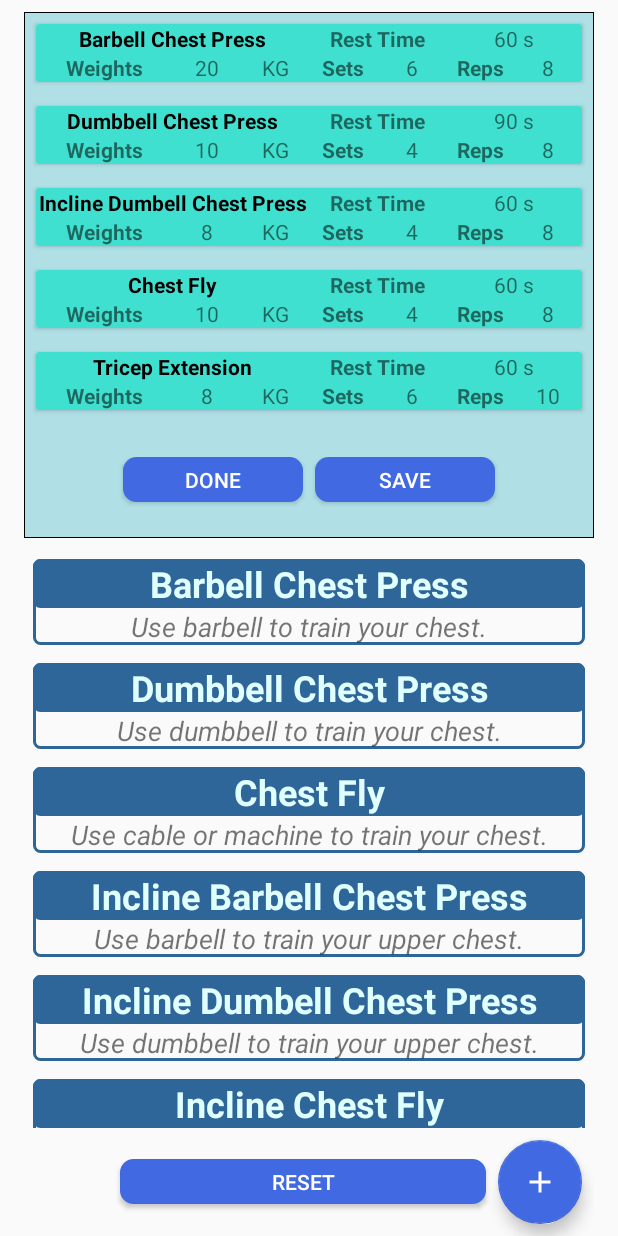
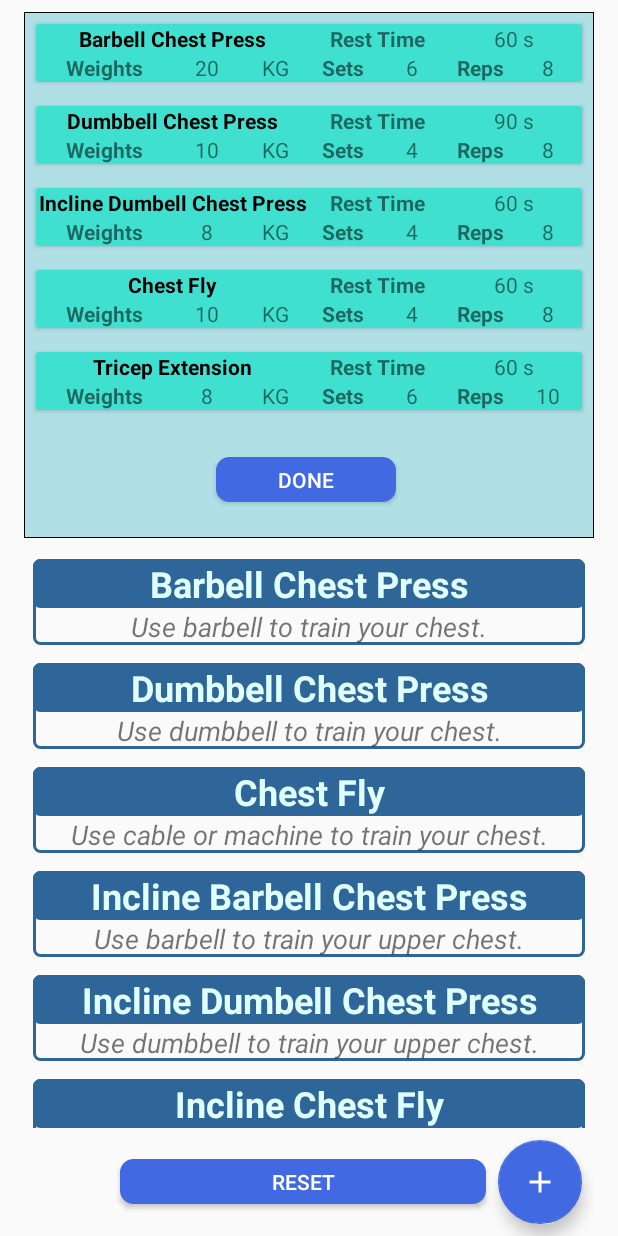
Before and after one commit to BurkeyLai/WorkoutKeeper, an Android app: the fragment PreDefineMenuPage shown on its own in the app's theme, after a tap on "Chest Day", on a phone screen of 412 x 824 dp. Run offline under Robolectric (Android 15) with nearby library versions, the phone set to English and light mode, and no system bars.

Commit message:
workoutkeeper

```diff
--- a/app/src/main/java/com/example/workoutkeeper/PreDefineMenuAdapter.java
+++ b/app/src/main/java/com/example/workoutkeeper/PreDefineMenuAdapter.java
@@ -53,7 +53,7 @@
             String FROM_RECOMMENDED = "yes";
 
             Bundle bundle = new Bundle();
-            bundle.putString("Pos_Key", Integer.toString(mPosition));
+            bundle.putString("Pos_Key", Integer.toString(mPosition - mIconList.size()));
             bundle.putString("Title_Key", ITEM);
             bundle.putString("From_Key", FROM_RECOMMENDED);
 
--- a/app/src/main/java/com/example/workoutkeeper/PreDefineMenuPage.java
+++ b/app/src/main/java/com/example/workoutkeeper/PreDefineMenuPage.java
@@ -76,9 +76,7 @@
         // Helper class for creating swipe to dismiss and drag and drop functionality.
         ItemTouchHelper helper = new ItemTouchHelper(new ItemTouchHelper.SimpleCallback(
                 ItemTouchHelper.LEFT | ItemTouchHelper.RIGHT |
-                        ItemTouchHelper.DOWN | ItemTouchHelper.UP,
-                /*ItemTouchHelper.LEFT | ItemTouchHelper.RIGHT*/
-                swipeDirs) {
+                        ItemTouchHelper.DOWN | ItemTouchHelper.UP, swipeDirs) {
             /**
              * Defines the drag and drop functionality.
              *
@@ -118,15 +116,16 @@
                 final RecyclerView.ViewHolder holder = viewHolder;
                 final AlertDialog.Builder builder = new AlertDialog.Builder(getContext());
 
-                builder.setTitle("Delete these?");
-                builder.setMessage("You will lost your customized recipes.");
-                builder.setPositiveButton("Cancel", new DialogInterface.OnClickListener() {
+                if (holder.getAdapterPosition() > 5) {
+                    builder.setTitle(R.string.delete_these_title);
+                    builder.setMessage(R.string.delete_these_msg);
+                    builder.setPositiveButton(R.string.reset_no, new DialogInterface.OnClickListener() {
                         public void onClick(DialogInterface dialog, int id) {
                             mAdapter.notifyDataSetChanged();
                             builder.create();
                         }
                     });
-                builder.setNegativeButton("Delete", new DialogInterface.OnClickListener() {
+                    builder.setNegativeButton(R.string.delete, new DialogInterface.OnClickListener() {
                         public void onClick(DialogInterface dialog, int id) {
 
                             if (mProgramTitle.get(holder.getAdapterPosition()).equals(programTitleList[0]) ||
@@ -169,6 +168,7 @@
                         }
                     });
                     builder.show();
+                }
             }
         });
 
--- a/app/src/main/res/layout-land/activity_daily_schedule.xml
+++ b/app/src/main/res/layout-land/activity_daily_schedule.xml
@@ -103,6 +103,7 @@
                     android:background="@drawable/button_background5"
                     android:text="@string/schedule_list_done"
                     android:textColor="#FFFFFF"
+                    android:visibility="gone"
                     android:onClick="workoutDone"/>
                 <Button
                     android:id="@+id/save_button"
@@ -113,6 +114,7 @@
                     android:background="@drawable/button_background5"
                     android:text="@string/schedule_list_save"
                     android:textColor="#FFFFFF"
+                    android:visibility="gone"
                     android:onClick="workoutSave"/>
             </LinearLayout>
         </LinearLayout>
--- a/app/src/main/res/layout/activity_daily_schedule.xml
+++ b/app/src/main/res/layout/activity_daily_schedule.xml
@@ -64,6 +64,7 @@
                     android:background="@drawable/button_background5"
                     android:text="@string/schedule_list_done"
                     android:textColor="#FFFFFF"
+                    android:visibility="gone"
                     android:onClick="workoutDone"/>
                 <Button
                     android:id="@+id/save_button"
@@ -74,6 +75,7 @@
                     android:background="@drawable/button_background5"
                     android:text="@string/schedule_list_save"
                     android:textColor="#FFFFFF"
+                    android:visibility="gone"
                     android:onClick="workoutSave"/>
             </LinearLayout>
         </LinearLayout>
--- a/app/src/main/res/layout/dialog_save.xml
+++ b/app/src/main/res/layout/dialog_save.xml
@@ -10,7 +10,7 @@
         android:layout_height="wrap_content"
         android:layout_marginLeft="4dp"
         android:layout_marginRight="4dp"
-        android:text="Set title name:"
+        android:text="@string/set_title_name"
         android:textAlignment="center"/>
     <EditText
         android:id="@+id/save_edit"
--- a/app/src/main/res/values/strings.xml
+++ b/app/src/main/res/values/strings.xml
@@ -371,5 +371,15 @@
     <string name="progress_you_just_finish">You just finished</string>
     <string name="progress_remain_sets">sets......</string>
     <string name="schedule_list_save">Save</string>
+    <string name="KG">KG</string>
+    <string name="save_these_title">Save these?</string>
+    <string name="save_these_msg">You can see your customized recipes in recommended page.</string>
+    <string name="you_need_to_enter_title">You need to enter title!</string>
+    <string name="has_been_used">has been used.</string>
+    <string name="only_twenty_recipes">You can only save 20 customized recipes!</string>
+    <string name="delete_these_title">Delete these?</string>
+    <string name="delete_these_msg">You will lost your customized recipes.</string>
+    <string name="delete">Delete</string>
+    <string name="set_title_name">Set title name:</string>
 
 </resources>
```
Also changed, not shown: app/src/main/java/com/example/workoutkeeper/DailyScheduleActivity.java (+48 -41 lines), 1 other file. Lines whose indentation alone changed are shown as unchanged.
